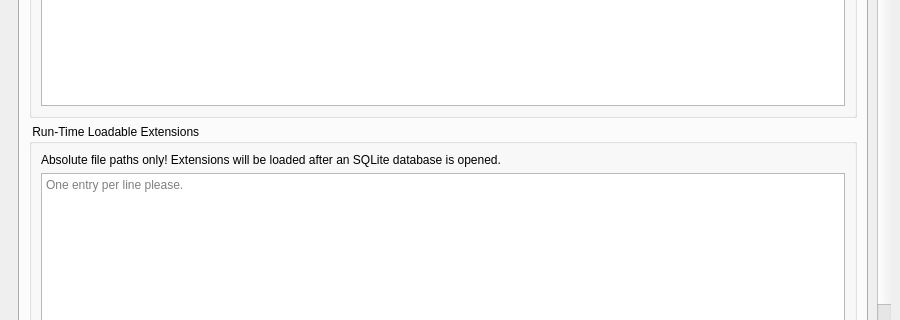
Qt form UI/biblioteq_otheroptions.ui (textbrowser/biblioteq) before a commit; both pictures show x 0 to 900 and y 370 to 690 of the 900 by 800 pixel window.
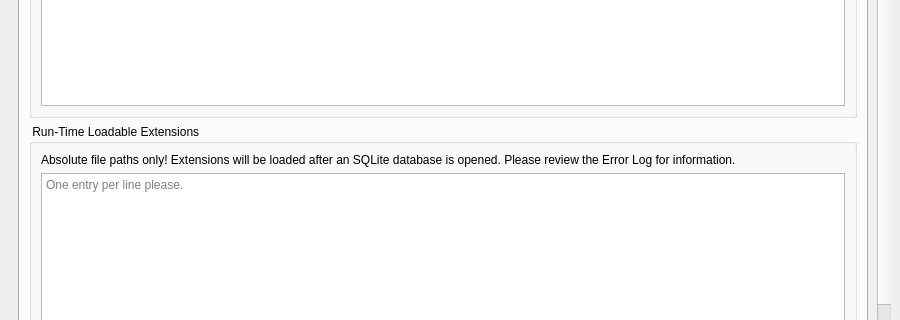
The same form after that commit. The open tabs and pages were chosen to show the change. Icons and pictures are not drawn. Custom widgets are drawn as their Qt base class.

What changed in the file:
```diff
--- a/UI/biblioteq_otheroptions.ui
+++ b/UI/biblioteq_otheroptions.ui
@@ -947,7 +947,7 @@
                <item>
                 <widget class="QLabel" name="label_25">
                  <property name="text">
-                  <string>Absolute file paths only! Extensions will be loaded after an SQLite database is opened.</string>
+                  <string>Absolute file paths only! Extensions will be loaded after an SQLite database is opened. Please review the Error Log for information.</string>
                  </property>
                  <property name="wordWrap">
                   <bool>true</bool>
```
